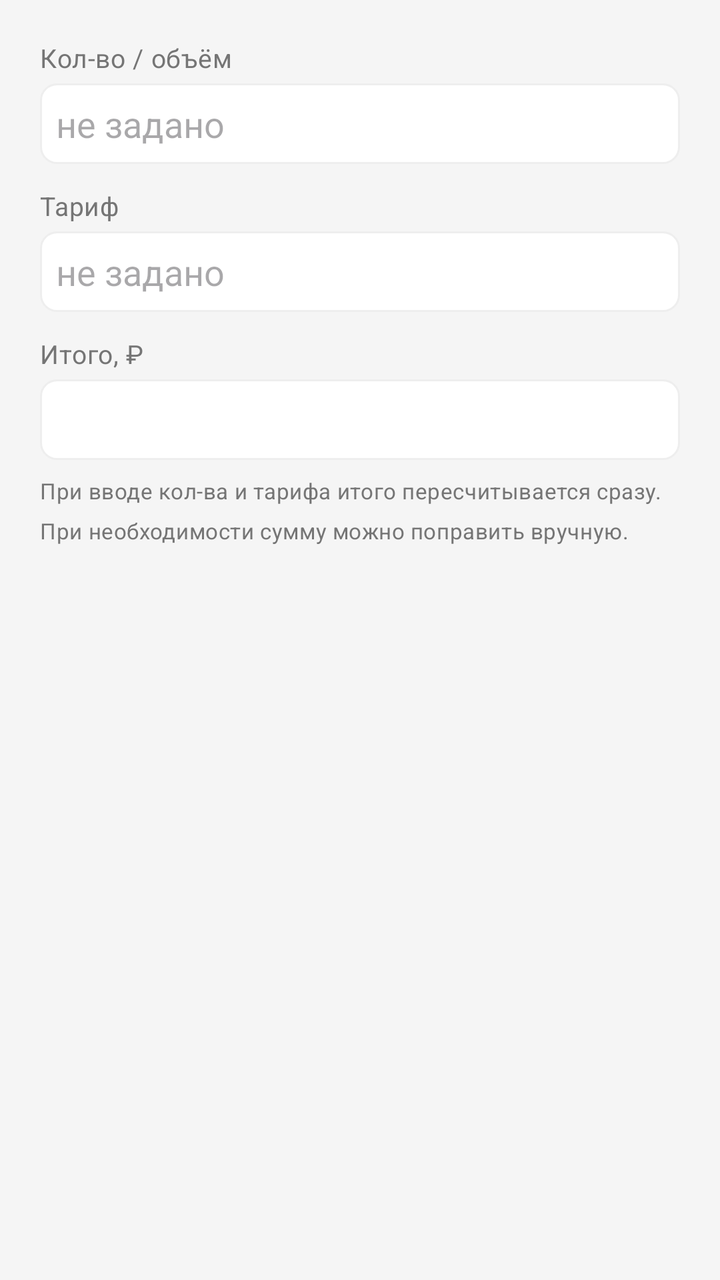
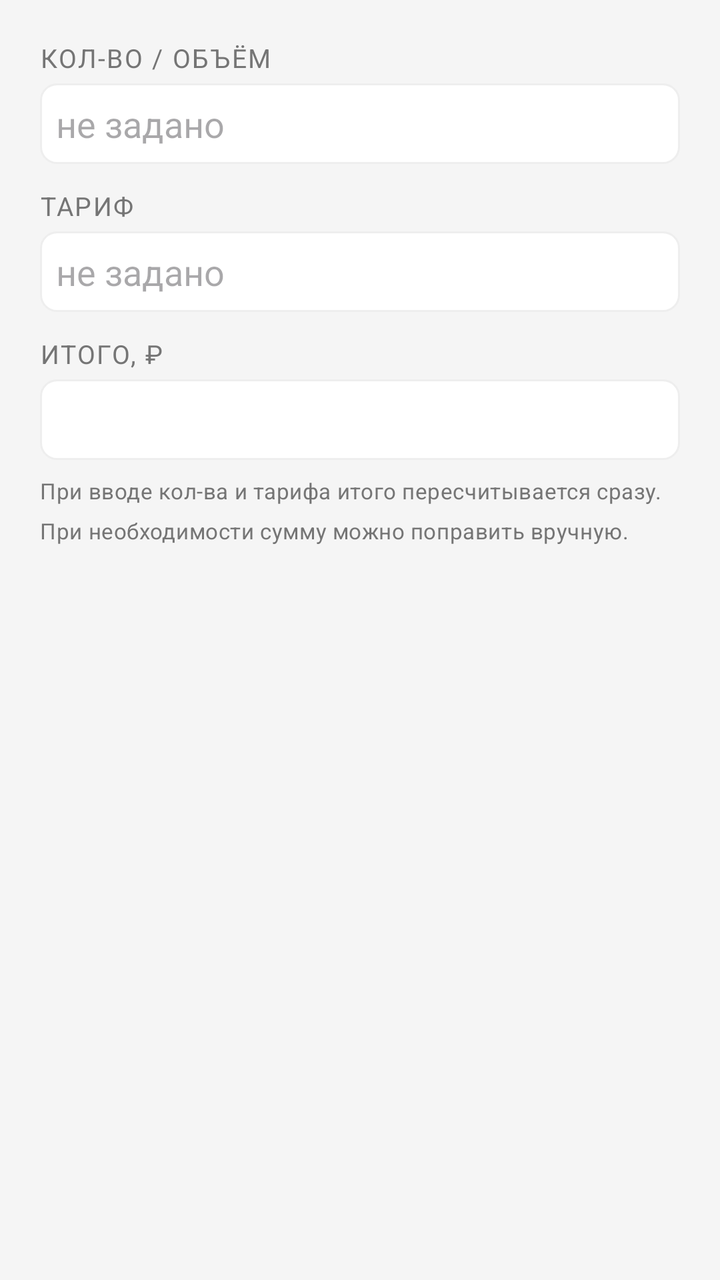

An Android layout rendered at two revisions. The XML below is the earlier revision; the diff shows what the commit changed to produce the second picture.
<!-- AndroidManifest.xml: application theme Theme.MyBudget -->
<!-- res/layout/dialog_edit_utility_line.xml -->
<?xml version="1.0" encoding="utf-8"?>
<ScrollView xmlns:android="http://schemas.android.com/apk/res/android"
    android:layout_width="match_parent"
    android:layout_height="wrap_content">
    <LinearLayout
        android:orientation="vertical"
        android:padding="@dimen/space_20"
        android:layout_width="match_parent"
        android:layout_height="wrap_content">
        <TextView
            android:textSize="13sp"
            android:layout_width="match_parent"
            android:layout_height="wrap_content"
            android:text="@string/utility_line_qty_label"
            style="@style/Text.MyBudget.Subtitle"/>
        <EditText
            android:textColor="@color/text_primary"
            android:id="@+id/quantityInput"
            android:background="@drawable/edittext_border"
            android:padding="@dimen/space_8"
            android:layout_width="match_parent"
            android:layout_height="wrap_content"
            android:layout_marginTop="@dimen/space_4"
            android:hint="@string/utility_not_set_hint"
            android:inputType="numberDecimal"/>
        <TextView
            android:textSize="13sp"
            android:layout_width="match_parent"
            android:layout_height="wrap_content"
            android:layout_marginTop="@dimen/space_12"
            android:text="@string/utility_line_tariff_label"
            style="@style/Text.MyBudget.Subtitle"/>
        <EditText
            android:textColor="@color/text_primary"
            android:id="@+id/tariffInput"
            android:background="@drawable/edittext_border"
            android:padding="@dimen/space_8"
            android:layout_width="match_parent"
            android:layout_height="wrap_content"
            android:layout_marginTop="@dimen/space_4"
            android:hint="@string/utility_not_set_hint"
            android:inputType="numberDecimal"/>
        <TextView
            android:textSize="13sp"
            android:layout_width="match_parent"
            android:layout_height="wrap_content"
            android:layout_marginTop="@dimen/space_12"
            android:text="@string/utility_line_total_label"
            style="@style/Text.MyBudget.Subtitle"/>
        <EditText
            android:textColor="@color/text_primary"
            android:id="@+id/amountInput"
            android:background="@drawable/edittext_border"
            android:padding="@dimen/space_8"
            android:layout_width="match_parent"
            android:layout_height="wrap_content"
            android:layout_marginTop="@dimen/space_4"
            android:inputType="numberDecimal"/>
        <TextView
            android:textSize="11sp"
            android:layout_width="match_parent"
            android:layout_height="wrap_content"
            android:layout_marginTop="@dimen/space_8"
            android:text="@string/utility_bill_line_calc_hint"
            style="@style/Text.MyBudget.Subtitle"/>
    </LinearLayout>
</ScrollView>
<!-- resources referenced by this layout -->
<resources>
  <color name="text_primary">#212121</color>
  <dimen name="space_12">12dp</dimen>
  <dimen name="space_20">20dp</dimen>
  <dimen name="space_4">4dp</dimen>
  <dimen name="space_8">8dp</dimen>
  <!-- drawable edittext_border (drawable) -->
  <?xml version="1.0" encoding="utf-8"?>
  <shape xmlns:android="http://schemas.android.com/apk/res/android">
      <solid android:color="@color/card_background_white"/>
      <stroke
          android:width="1dp"
          android:color="@color/border_light"/>
      <corners android:radius="@dimen/radius_8"/>
  </shape>
  <string name="utility_bill_line_calc_hint">При вводе кол-ва и тарифа итого пересчитывается сразу. При необходимости сумму можно поправить вручную.</string>
  <string name="utility_line_qty_label">Кол-во / объём</string>
  <string name="utility_line_tariff_label">Тариф</string>
  <string name="utility_line_total_label">Итого, ₽</string>
  <string name="utility_not_set_hint">не задано</string>
  <style name="Text.MyBudget.Subtitle" parent="@style/Text.MyBudget">
      <item name="android:textSize">12sp</item>
      <item name="android:textColor">@color/text_secondary</item>
    </style>
  <style name="Theme.MyBudget" parent="@style/Base.Theme.MyBudget" />
  <color name="card_background_white">#ffffff</color>
  <color name="border_light">#eeeeee</color>
  <dimen name="radius_8">8dp</dimen>
  <style name="Text.MyBudget" parent="@style/TextAppearance.Material3.BodyMedium" />
  <color name="text_secondary">#757575</color>
  <style name="Base.Theme.MyBudget" parent="@style/Theme.Material3.DayNight.NoActionBar">
      <item name="android:colorBackground">@color/background_light</item>
      <item name="colorOnPrimary">@color/md_theme_onPrimary</item>
      <item name="colorOnSurface">@color/md_theme_onSurface</item>
      <item name="colorOutline">@color/md_theme_outline</item>
      <item name="colorPrimary">@color/md_theme_primary</item>
      <item name="colorSurface">@color/md_theme_surface</item>
      <item name="colorSurfaceVariant">@color/md_theme_surfaceVariant</item>
    </style>
  <color name="background_light">#f5f5f5</color>
  <color name="md_theme_onPrimary">#ffffff</color>
  <color name="md_theme_onSurface">#1d1b20</color>
  <color name="md_theme_outline">#79747e</color>
  <color name="md_theme_primary">#6750a4</color>
  <color name="md_theme_surface">#ffffff</color>
  <color name="md_theme_surfaceVariant">#e7e0ec</color>
</resources>

<!-- the commit's change to res/layout/dialog_edit_utility_line.xml (unified diff, before → after) -->
@@ -12,7 +12,7 @@
             android:layout_width="match_parent"
             android:layout_height="wrap_content"
             android:text="@string/utility_line_qty_label"
-            style="@style/Text.MyBudget.Subtitle"/>
+            style="@style/Text.MyBudget.SectionLabel"/>
         <EditText
             android:textColor="@color/text_primary"
             android:id="@+id/quantityInput"
@@ -29,7 +29,7 @@
             android:layout_height="wrap_content"
             android:layout_marginTop="@dimen/space_12"
             android:text="@string/utility_line_tariff_label"
-            style="@style/Text.MyBudget.Subtitle"/>
+            style="@style/Text.MyBudget.SectionLabel"/>
         <EditText
             android:textColor="@color/text_primary"
             android:id="@+id/tariffInput"
@@ -46,7 +46,7 @@
             android:layout_height="wrap_content"
             android:layout_marginTop="@dimen/space_12"
             android:text="@string/utility_line_total_label"
-            style="@style/Text.MyBudget.Subtitle"/>
+            style="@style/Text.MyBudget.SectionLabel"/>
         <EditText
             android:textColor="@color/text_primary"
             android:id="@+id/amountInput"
<!-- resource entries referenced after the edit -->
@@ -19,6 +19,12 @@
   <string name="utility_line_tariff_label">Тариф</string>
   <string name="utility_line_total_label">Итого, ₽</string>
   <string name="utility_not_set_hint">не задано</string>
+  <style name="Text.MyBudget.SectionLabel" parent="@style/Text.MyBudget">
+      <item name="android:textSize">12sp</item>
+      <item name="android:textColor">@color/text_secondary</item>
+      <item name="android:textAllCaps">true</item>
+      <item name="android:letterSpacing">0.06</item>
+    </style>
   <style name="Text.MyBudget.Subtitle" parent="@style/Text.MyBudget">
       <item name="android:textSize">12sp</item>
       <item name="android:textColor">@color/text_secondary</item>
